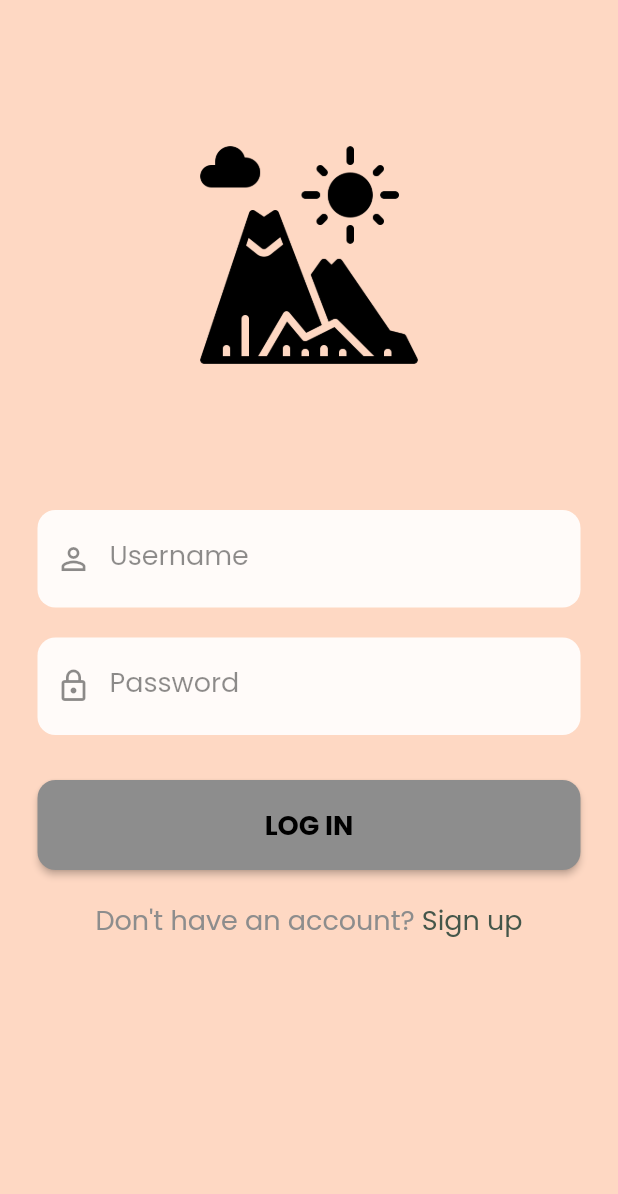
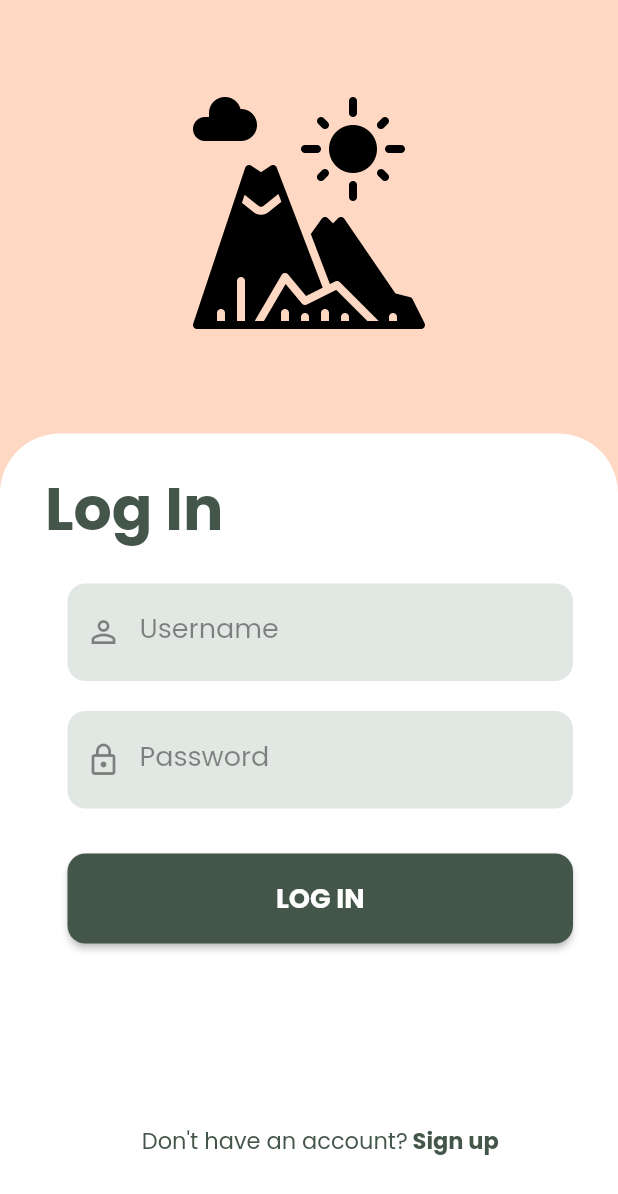
Before and after one commit to nicoletahrm/Pathfinder, a Flutter app: the screen it shows after launch, on a phone screen of 412 x 824 dp. Shown: the top 1194 px of the screen. Run offline on Flutter 3.47's test engine with Material 2 defaults, Android fonts, the phone set to English and light mode, and no system bars; our stand-ins replace google_fonts.

Commit message:
Login UI changes

```diff
--- a/pathfinder_app/lib/reusable_widgets/reusable_widget.dart
+++ b/pathfinder_app/lib/reusable_widgets/reusable_widget.dart
@@ -2,13 +2,15 @@ import 'package:flutter/material.dart';
 import 'package:pathfinder_app/utils/colors_utils.dart';
 import 'package:google_fonts/google_fonts.dart';
 
-Image logoWidget(String imageName) {
-  return Image.asset(
-    imageName,
-    fit: BoxFit.fitWidth,
-    width: 160,
-    height: 340,
-  );
+Transform logo(String imageName) {
+  return Transform.translate(
+      offset: const Offset(0, -353),
+      child: Image.asset(
+        imageName,
+        scale: 3.0,
+        width: double.infinity,
+        //color: Colors.white,
+      ));
 }
 
 TextField reusableTextField(String text, IconData icon, bool isPasswordType,
@@ -19,7 +21,7 @@ TextField reusableTextField(String text, IconData icon, bool isPasswordType,
     enableSuggestions: !isPasswordType,
     autocorrect: !isPasswordType,
     cursorColor: Colors.black,
-    //style: const TextStyle(color: Colors.black, fontSize: 18),
+    cursorHeight: 18,
     style: GoogleFonts.poppins(fontSize: 18),
     decoration: InputDecoration(
       prefixIcon: Icon(
@@ -30,7 +32,7 @@ TextField reusableTextField(String text, IconData icon, bool isPasswordType,
       labelStyle: const TextStyle(color: Colors.black45, fontSize: 18),
       filled: true,
       floatingLabelBehavior: FloatingLabelBehavior.never,
-      fillColor: Colors.white.withOpacity(0.9),
+      fillColor: hexStringToColor("#e1e8e3"),
       border: OutlineInputBorder(
           borderRadius: BorderRadius.circular(12.0),
           borderSide: const BorderSide(width: 0, style: BorderStyle.none)),
@@ -56,14 +58,14 @@ Container loginButton(BuildContext context, bool isLogin, Function onTop) {
               if (states.contains(MaterialState.pressed)) {
                 return Colors.black26;
               }
-              return hexStringToColor("#8d8d8d");
+              return hexStringToColor("#44564a");
             }),
             shape: MaterialStateProperty.all(RoundedRectangleBorder(
                 borderRadius: BorderRadius.circular(12.0)))),
         child: Text(isLogin ? 'LOG IN' : 'SIGN UP',
             style: GoogleFonts.poppins(
                 fontSize: 18,
-                color: Colors.black,
+                color: Colors.white,
                 fontWeight: FontWeight.bold)),
       ));
 }
--- a/pathfinder_app/lib/screens/login_screen.dart
+++ b/pathfinder_app/lib/screens/login_screen.dart
@@ -20,38 +20,92 @@ class _LoginScreenState extends State<LoginScreen> {
   @override
   Widget build(BuildContext context) {
     return Scaffold(
+      resizeToAvoidBottomInset: false,
       backgroundColor: hexStringToColor("#fed8c3"),
-        body: SafeArea(
-          //decoration: BoxDecoration(color: hexStringToColor("#fed8c3")),
-          child: SingleChildScrollView(
+      body: ListView(
+        //padding: const EdgeInsets.fromLTRB(0, 400, 0, 0),
+        shrinkWrap: false,
+        reverse: true,
+        children: [
+          Column(
+            mainAxisAlignment: MainAxisAlignment.end,
+            children: [
+              Stack(
+                children: [
+                  logo("assets/images/logo.png"),
+                  Container(
+                    height: 535,
+                    width: double.infinity,
+                    decoration: BoxDecoration(
+                      color: hexStringToColor("#ffffff"),
+                      borderRadius: const BorderRadius.only(
+                        topLeft: Radius.circular(40),
+                        topRight: Radius.circular(40),
+                      ),
+                    ),
                     child: Padding(
-            padding: const EdgeInsets.symmetric(horizontal: 25.0),
+                      padding: const EdgeInsets.fromLTRB(30, 20, 30, 20),
                       child: Column(
-              children: <Widget>[
-                logoWidget("assets/images/logo.png"),
-                reusableTextField("Username", Icons.person_outline, false,
+                        crossAxisAlignment: CrossAxisAlignment.start,
+                        children: [
+                          Text(
+                            "Log In",
+                            style: GoogleFonts.poppins(
+                              fontSize: 40,
+                              fontWeight: FontWeight.bold,
+                              color: hexStringToColor("#44564a"),
+                            ),
+                          ),
+                          const SizedBox(
+                            height: 20,
+                          ),
+                          Padding(
+                            padding: const EdgeInsets.fromLTRB(15, 0, 0, 20),
+                            child: Column(
+                              crossAxisAlignment: CrossAxisAlignment.start,
+                              children: [
+                                reusableTextField(
+                                    "Username",
+                                    Icons.person_outline,
+                                    false,
                                     _emailTextController),
                                 const SizedBox(
                                   height: 20,
                                 ),
-                reusableTextField("Password", Icons.lock_outline, true,
+                                reusableTextField(
+                                    "Password",
+                                    Icons.lock_outline,
+                                    true,
                                     _passwordTextController),
                                 const SizedBox(
                                   height: 20,
                                 ),
                                 loginButton(context, true, () {}),
-                signupOption()
+                                const SizedBox(
+                                  height: 100,
+                                ),
+                                signUpOption(),
                               ],
                             ),
-          )),
-        ));
+                          ),
+                        ],
+                      ),
+                    ),
+                  ),
+                ],
+              )
+            ],
+          ),
+        ],
+      ),
+    );
   }
 
-  Row signupOption() {
+  Row signUpOption() {
     return Row(mainAxisAlignment: MainAxisAlignment.center, children: [
       Text("Don't have an account?",
           style: GoogleFonts.poppins(
-              fontSize: 18, color: hexStringToColor("#8d8d8d"))),
+              fontSize: 15, color: hexStringToColor("#44564a"))),
       GestureDetector(
           onTap: () {
             Navigator.push(context,
@@ -60,8 +114,9 @@ class _LoginScreenState extends State<LoginScreen> {
           child: Text(
             " Sign up",
             style: GoogleFonts.poppins(
-              fontSize: 18,
+              fontSize: 15,
               color: hexStringToColor("#44564a"),
+              fontWeight: FontWeight.bold,
             ),
           ))
     ]);
```
Lines whose indentation alone changed are shown as unchanged.
